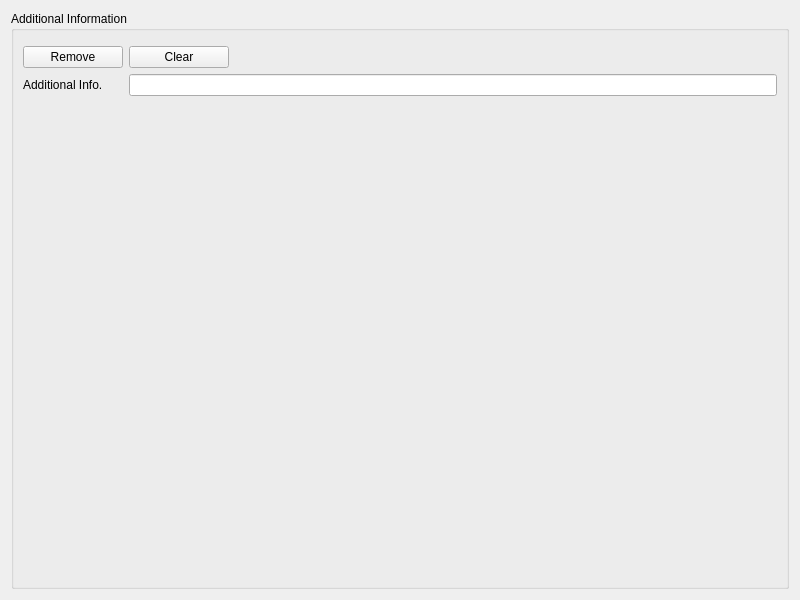
Above: resume-builder/ui/addition_info.ui from deskos-xp/resumeBuilder before the change. Below: the same form after it.
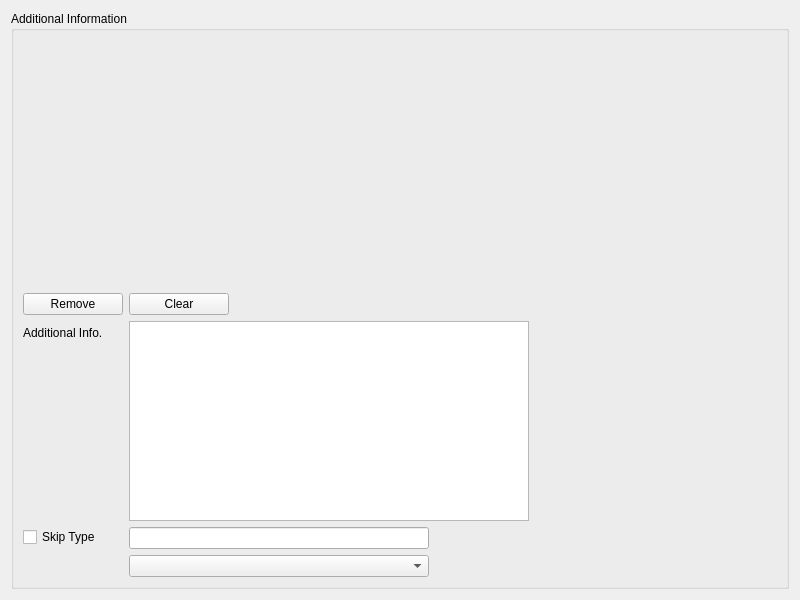
That is the form after the change.

```diff
--- a/resume-builder/ui/addition_info.ui
+++ b/resume-builder/ui/addition_info.ui
@@ -27,7 +27,7 @@
        <property name="minimumSize">
         <size>
          <width>400</width>
-         <height>100</height>
+         <height>250</height>
         </size>
        </property>
        <property name="maximumSize">
@@ -88,12 +88,39 @@
           </property>
          </widget>
         </item>
+        <item row="3" column="1">
+         <widget class="QLineEdit" name="ai_type_edit">
+          <property name="maximumSize">
+           <size>
+            <width>300</width>
+            <height>16777215</height>
+           </size>
+          </property>
+         </widget>
+        </item>
+        <item row="3" column="0">
+         <widget class="QCheckBox" name="skip_type">
+          <property name="text">
+           <string>Skip Type</string>
+          </property>
+         </widget>
+        </item>
+        <item row="4" column="1">
+         <widget class="QComboBox" name="ai_type">
+          <property name="maximumSize">
+           <size>
+            <width>300</width>
+            <height>16777215</height>
+           </size>
+          </property>
+         </widget>
+        </item>
         <item row="2" column="1">
-         <widget class="QLineEdit" name="line">
-          <property name="minimumSize">
+         <widget class="QTextEdit" name="line">
+          <property name="maximumSize">
            <size>
-            <width>300</width>
-            <height>0</height>
+            <width>400</width>
+            <height>200</height>
            </size>
           </property>
          </widget>
```
